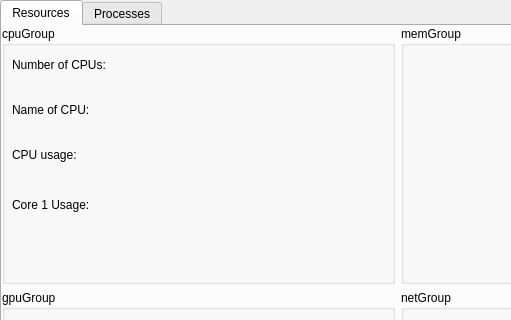
First picture: the form in resourceViewer/src/app/resourceviewer.ui, repository Luck-Chance/resourceViewer, before the edit; both pictures show x 0 to 511 and y 0 to 320 of the 800 by 600 pixel window.
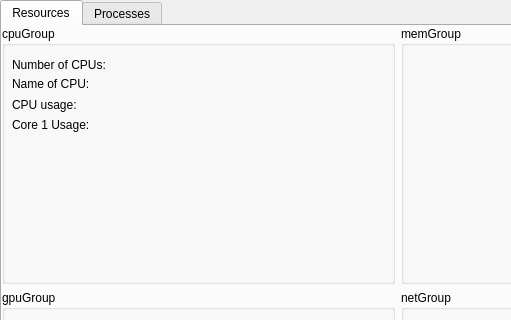
Second picture: the form after the edit.

Diff of the .ui file:
```diff
--- a/resourceViewer/src/app/resourceviewer.ui
+++ b/resourceViewer/src/app/resourceviewer.ui
@@ -69,7 +69,7 @@
           <property name="geometry">
            <rect>
             <x>10</x>
-            <y>76</y>
+            <y>50</y>
             <width>351</width>
             <height>16</height>
            </rect>
@@ -82,7 +82,7 @@
           <property name="geometry">
            <rect>
             <x>10</x>
-            <y>120</y>
+            <y>70</y>
             <width>181</width>
             <height>17</height>
            </rect>
@@ -95,7 +95,7 @@
           <property name="geometry">
            <rect>
             <x>10</x>
-            <y>170</y>
+            <y>90</y>
             <width>181</width>
             <height>17</height>
            </rect>
```
